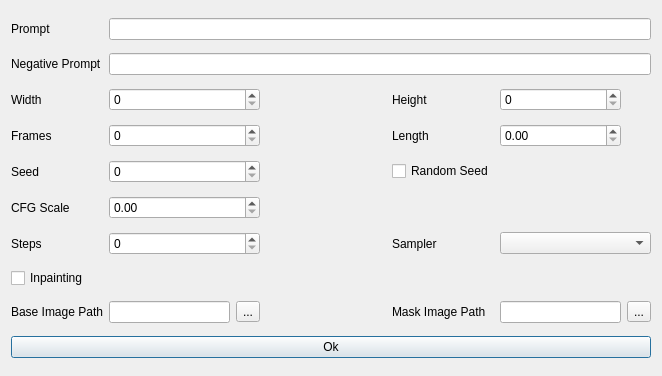
First picture: the form in modules/ui/views/windows/new_sample.ui, repository HashakGik/OneTrainer-QT6, before the edit.
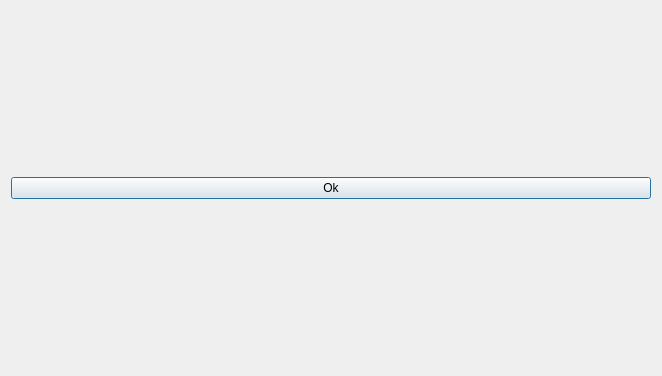
Second picture: the form after the edit.

Patch:
```diff
--- a/modules/ui/views/windows/new_sample.ui
+++ b/modules/ui/views/windows/new_sample.ui
@@ -29,173 +29,15 @@
    <bool>true</bool>
   </property>
   <layout class="QGridLayout" name="gridLayout">
-   <item row="6" column="4">
-    <widget class="QCheckBox" name="checkBox">
-     <property name="text">
-      <string>Random Seed</string>
-     </property>
-    </widget>
-   </item>
-   <item row="3" column="0">
-    <widget class="QLabel" name="label_3">
-     <property name="text">
-      <string>Width</string>
-     </property>
-    </widget>
-   </item>
-   <item row="3" column="4">
-    <widget class="QLabel" name="label_4">
-     <property name="text">
-      <string>Height</string>
-     </property>
-    </widget>
-   </item>
-   <item row="8" column="5" colspan="2">
-    <widget class="QComboBox" name="comboBox"/>
-   </item>
-   <item row="8" column="4">
-    <widget class="QLabel" name="label_10">
-     <property name="text">
-      <string>Sampler</string>
-     </property>
-    </widget>
-   </item>
-   <item row="9" column="0" colspan="3">
-    <widget class="QCheckBox" name="checkBox_2">
-     <property name="text">
-      <string>Inpainting</string>
-     </property>
-    </widget>
-   </item>
-   <item row="1" column="1" colspan="6">
-    <widget class="QLineEdit" name="lineEdit_2"/>
-   </item>
-   <item row="10" column="4">
-    <widget class="QLabel" name="label_12">
-     <property name="text">
-      <string>Mask Image Path</string>
-     </property>
-    </widget>
-   </item>
-   <item row="6" column="1" colspan="2">
-    <widget class="QSpinBox" name="spinBox_4"/>
-   </item>
-   <item row="10" column="6">
-    <widget class="QToolButton" name="toolButton_2">
-     <property name="text">
-      <string>...</string>
-     </property>
-    </widget>
-   </item>
-   <item row="3" column="5">
-    <widget class="QSpinBox" name="spinBox_2"/>
-   </item>
-   <item row="4" column="0">
-    <widget class="QLabel" name="label_5">
-     <property name="text">
-      <string>Frames</string>
-     </property>
-    </widget>
-   </item>
-   <item row="0" column="0">
-    <widget class="QLabel" name="label">
-     <property name="text">
-      <string>Prompt</string>
-     </property>
-    </widget>
-   </item>
-   <item row="4" column="4">
-    <widget class="QLabel" name="label_6">
-     <property name="text">
-      <string>Length</string>
-     </property>
-    </widget>
-   </item>
-   <item row="4" column="1" colspan="2">
-    <widget class="QSpinBox" name="spinBox_3"/>
-   </item>
-   <item row="10" column="5">
-    <widget class="QLineEdit" name="lineEdit_4"/>
-   </item>
-   <item row="7" column="1" colspan="2">
-    <widget class="QDoubleSpinBox" name="doubleSpinBox"/>
-   </item>
-   <item row="0" column="1" colspan="6">
-    <widget class="QLineEdit" name="lineEdit"/>
-   </item>
-   <item row="10" column="1">
-    <widget class="QLineEdit" name="lineEdit_3"/>
-   </item>
-   <item row="6" column="0">
-    <widget class="QLabel" name="label_7">
-     <property name="text">
-      <string>Seed</string>
-     </property>
-    </widget>
-   </item>
-   <item row="10" column="2">
-    <widget class="QToolButton" name="toolButton">
-     <property name="text">
-      <string>...</string>
-     </property>
-    </widget>
-   </item>
-   <item row="4" column="5">
-    <widget class="QDoubleSpinBox" name="doubleSpinBox_4"/>
-   </item>
-   <item row="11" column="0" colspan="7">
-    <widget class="QPushButton" name="pushButton">
+   <item row="2" column="0" colspan="2">
+    <widget class="QPushButton" name="okBtn">
      <property name="text">
       <string>Ok</string>
      </property>
     </widget>
    </item>
-   <item row="1" column="0">
-    <widget class="QLabel" name="label_2">
-     <property name="text">
-      <string>Negative Prompt</string>
-     </property>
-    </widget>
-   </item>
-   <item row="7" column="0">
-    <widget class="QLabel" name="label_8">
-     <property name="text">
-      <string>CFG Scale</string>
-     </property>
-    </widget>
-   </item>
-   <item row="8" column="0">
-    <widget class="QLabel" name="label_9">
-     <property name="text">
-      <string>Steps</string>
-     </property>
-    </widget>
-   </item>
-   <item row="10" column="0">
-    <widget class="QLabel" name="label_11">
-     <property name="text">
-      <string>Base Image Path</string>
-     </property>
-    </widget>
-   </item>
-   <item row="3" column="1" colspan="2">
-    <widget class="QSpinBox" name="spinBox"/>
-   </item>
-   <item row="8" column="1" colspan="2">
-    <widget class="QSpinBox" name="spinBox_5"/>
-   </item>
-   <item row="10" column="3">
-    <spacer name="horizontalSpacer">
-     <property name="orientation">
-      <enum>Qt::Orientation::Horizontal</enum>
-     </property>
-     <property name="sizeHint" stdset="0">
-      <size>
-       <width>40</width>
-       <height>20</height>
-      </size>
-     </property>
-    </spacer>
+   <item row="0" column="0" colspan="2">
+    <layout class="QGridLayout" name="paramsLay"/>
    </item>
   </layout>
  </widget>
```
